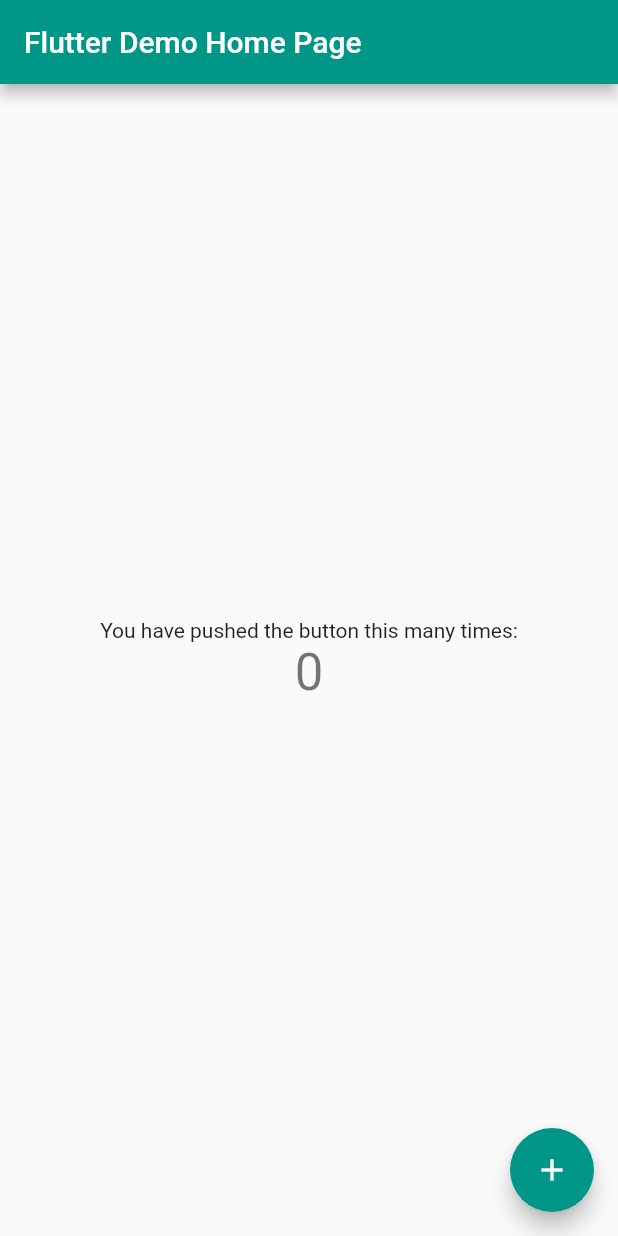
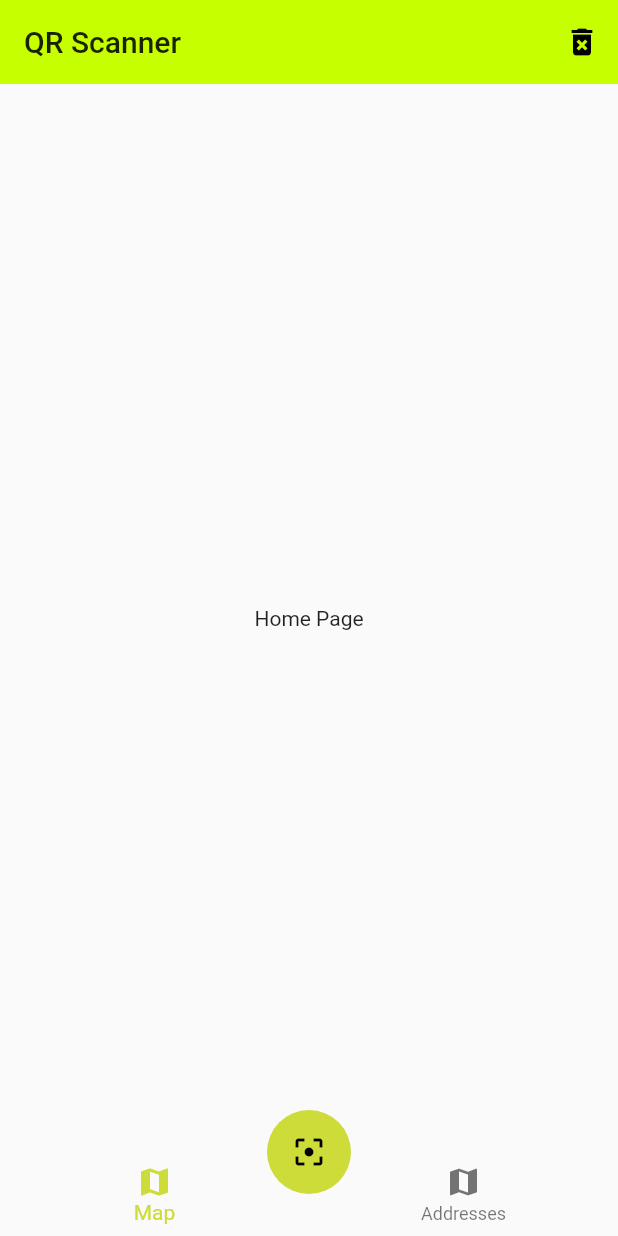
Before and after one commit to miguelromero717/qr-scanner-flutter, a Flutter app: the screen it shows after launch, on a phone screen of 412 x 824 dp. Run offline on Flutter 3.47's test engine with Material 2 defaults, Android fonts, the phone set to English and light mode, and no system bars.

Commit message:
Implement main design
- Add bottom navigation options
- Add button to scan QR codes
- Config applications theme

```diff
--- a/lib/main.dart
+++ b/lib/main.dart
@@ -1,22 +1,7 @@
 import 'package:flutter/material.dart';
-import 'package:qr_scanner/src/pages/home_page.dart';
+
+import 'package:qr_scanner/src/qr_scanner_app.dart';
 
 void main() {
   runApp(QRScannerApp());
 }
-
-class QRScannerApp extends StatelessWidget {
-
-  @override
-  Widget build(BuildContext context) {
-    return MaterialApp(
-      title: 'Flutter Demo',
-      theme: ThemeData(
-        primarySwatch: Colors.teal,
-        primaryColor: Colors.teal,
-        visualDensity: VisualDensity.adaptivePlatformDensity,
-      ),
-      home: MyHomePage(title: 'Flutter Demo Home Page'),
-    );
-  }
-}
--- a/lib/src/pages/home_page.dart
+++ b/lib/src/pages/home_page.dart
@@ -1,86 +1,28 @@
 import 'package:flutter/material.dart';
+import 'package:qr_scanner/src/widgets/custom_navigation_bar.dart';
+import 'package:qr_scanner/src/widgets/scan_button.dart';
 
-class MyHomePage extends StatefulWidget {
-  MyHomePage({Key key, this.title}) : super(key: key);
-
-  // This widget is the home page of your application. It is stateful, meaning
-  // that it has a State object (defined below) that contains fields that affect
-  // how it looks.
-
-  // This class is the configuration for the state. It holds the values (in this
-  // case the title) provided by the parent (in this case the App widget) and
-  // used by the build method of the State. Fields in a Widget subclass are
-  // always marked "final".
-
-  final String title;
-
-  @override
-  _MyHomePageState createState() => _MyHomePageState();
-}
-
-class _MyHomePageState extends State<MyHomePage> {
-  int _counter = 0;
-
-  void _incrementCounter() {
-    setState(() {
-      // This call to setState tells the Flutter framework that something has
-      // changed in this State, which causes it to rerun the build method below
-      // so that the display can reflect the updated values. If we changed
-      // _counter without calling setState(), then the build method would not be
-      // called again, and so nothing would appear to happen.
-      _counter++;
-    });
-  }
+class HomePage extends StatelessWidget {
 
   @override
   Widget build(BuildContext context) {
-    // This method is rerun every time setState is called, for instance as done
-    // by the _incrementCounter method above.
-    //
-    // The Flutter framework has been optimized to make rerunning build methods
-    // fast, so that you can just rebuild anything that needs updating rather
-    // than having to individually change instances of widgets.
     return Scaffold(
       appBar: AppBar(
-        // Here we take the value from the MyHomePage object that was created by
-        // the App.build method, and use it to set our appbar title.
-        title: Text(widget.title),
+        elevation: 0,
+        title: Text('QR Scanner'),
+        actions: [
+          IconButton(
+            icon: Icon(Icons.delete_forever),
+            onPressed: () {},
+          )
+        ],
       ),
       body: Center(
-        // Center is a layout widget. It takes a single child and positions it
-        // in the middle of the parent.
-        child: Column(
-          // Column is also a layout widget. It takes a list of children and
-          // arranges them vertically. By default, it sizes itself to fit its
-          // children horizontally, and tries to be as tall as its parent.
-          //
-          // Invoke "debug painting" (press "p" in the console, choose the
-          // "Toggle Debug Paint" action from the Flutter Inspector in Android
-          // Studio, or the "Toggle Debug Paint" command in Visual Studio Code)
-          // to see the wireframe for each widget.
-          //
-          // Column has various properties to control how it sizes itself and
-          // how it positions its children. Here we use mainAxisAlignment to
-          // center the children vertically; the main axis here is the vertical
-          // axis because Columns are vertical (the cross axis would be
-          // horizontal).
-          mainAxisAlignment: MainAxisAlignment.center,
-          children: <Widget>[
-            Text(
-              'You have pushed the button this many times:',
-            ),
-            Text(
-              '$_counter',
-              style: Theme.of(context).textTheme.headline4,
-            ),
-          ],
-        ),
+        child: Text('Home Page'),
       ),
-      floatingActionButton: FloatingActionButton(
-        onPressed: _incrementCounter,
-        tooltip: 'Increment',
-        child: Icon(Icons.add),
-      ), // This trailing comma makes auto-formatting nicer for build methods.
+      bottomNavigationBar: CustomNavigationBar(),
+      floatingActionButton: ScanButton(),
+      floatingActionButtonLocation: FloatingActionButtonLocation.centerDocked,
     );
   }
 }
--- /dev/null
+++ b/lib/src/qr_scanner_app.dart
@@ -0,0 +1,22 @@
+import 'package:flutter/material.dart';
+import 'package:qr_scanner/src/pages/home_page.dart';
+
+class QRScannerApp extends StatelessWidget {
+
+  @override
+  Widget build(BuildContext context) {
+    return MaterialApp(
+      debugShowCheckedModeBanner: false,
+      title: 'QR Scanner',
+      theme: ThemeData(
+        primarySwatch: Colors.lime,
+        primaryColor: Colors.limeAccent.shade400,
+        visualDensity: VisualDensity.adaptivePlatformDensity,
+      ),
+      initialRoute: 'home',
+      routes: {
+        'home': (_) => HomePage()
+      },
+    );
+  }
+}
--- /dev/null
+++ b/lib/src/widgets/custom_navigation_bar.dart
@@ -0,0 +1,22 @@
+import 'package:flutter/material.dart';
+
+class CustomNavigationBar extends StatelessWidget {
+
+  @override
+  Widget build(BuildContext context) {
+    return BottomNavigationBar(
+      currentIndex: 0,
+      elevation: 0,
+      items: <BottomNavigationBarItem>[
+        BottomNavigationBarItem(
+          icon: Icon(Icons.map),
+          label: 'Map'
+        ),
+        BottomNavigationBarItem(
+          icon: Icon(Icons.map),
+          label: 'Addresses'
+        )
+      ],
+    );
+  }
+}
--- /dev/null
+++ b/lib/src/widgets/scan_button.dart
@@ -0,0 +1,13 @@
+import 'package:flutter/material.dart';
+
+class ScanButton extends StatelessWidget {
+
+  @override
+  Widget build(BuildContext context) {
+    return FloatingActionButton(
+      elevation: 0,
+      child: Icon(Icons.filter_center_focus),
+      onPressed: () {},
+    );
+  }
+}
```
Also changed, not shown: lib/src/pages/map_page.dart (added).
